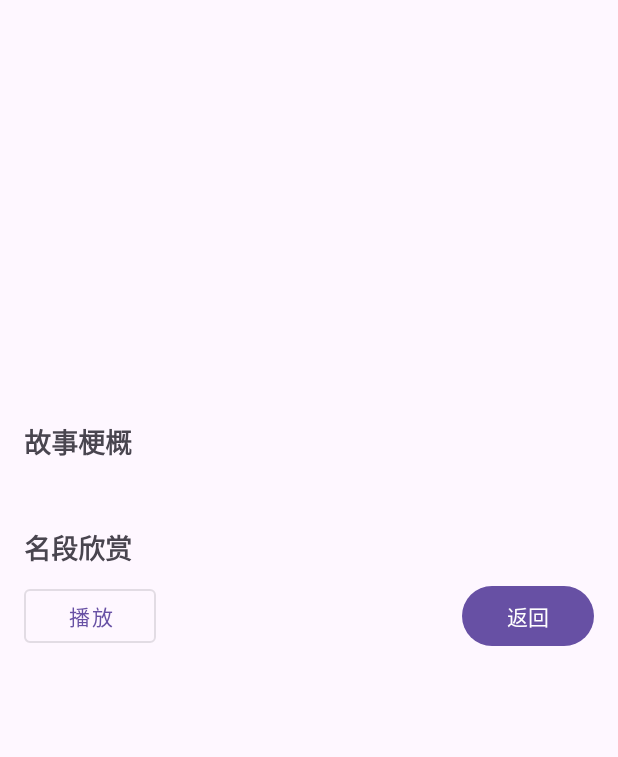
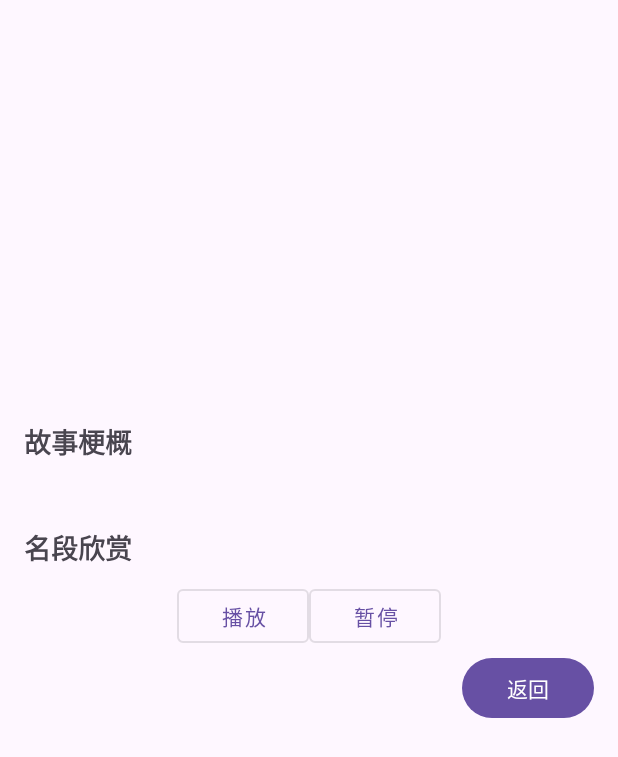
Before and after one commit to neverbiasu/ChineseStyle, an Android app: the OperaDetailActivity screen opened directly, with no data from a screen before it, after a tap on "暂停", on a phone screen of 412 x 824 dp. Shown: the top 757 px of the screen. Run offline under Robolectric (Android 15) with nearby library versions, the phone set to English and light mode, and no system bars; 2 other taps on this screen came first.

Commit message:
repair the button of OperaActivity

```diff
--- a/app/src/main/java/com/example/chinesestyle/OperaDetailActivity.java
+++ b/app/src/main/java/com/example/chinesestyle/OperaDetailActivity.java
@@ -14,7 +14,8 @@ import android.app.AlertDialog;
 public class OperaDetailActivity extends AppCompatActivity {
     private TextView textViewOperaTitle, textViewStorySummary, textViewAriaName;
     private ImageView imageViewOperaMask;
-    private Button buttonPlayPause;
+    private Button buttonPlay;
+    private Button buttonPause;
     private MediaPlayer mediaPlayer;
     private boolean isPlaying = false;
 
@@ -27,7 +28,8 @@ public class OperaDetailActivity extends AppCompatActivity {
         textViewStorySummary = this.findViewById(R.id.textViewStorySummary);
         textViewAriaName = this.findViewById(R.id.textViewAriaName);
         imageViewOperaMask = this.findViewById(R.id.imageViewOperaMask);
-        buttonPlayPause = this.findViewById(R.id.buttonPlayPause);
+        buttonPlay = this.findViewById(R.id.buttonPlay);
+        buttonPause = this.findViewById(R.id.buttonPause);
 
         mediaPlayer = new MediaPlayer();
 
@@ -37,7 +39,17 @@ public class OperaDetailActivity extends AppCompatActivity {
             setupOperaDetails(opera);
         }
 
-        buttonPlayPause.setOnClickListener(v -> togglePlayPause());
+        buttonPlay.setOnClickListener(v -> {
+            if (!mediaPlayer.isPlaying()) {
+                mediaPlayer.start();
+            }
+        });
+
+        buttonPause.setOnClickListener(v -> {
+            if (mediaPlayer.isPlaying()) {
+                mediaPlayer.pause();
+            }
+        });
 
         imageViewOperaMask.setOnClickListener(v -> showMaskDialog(opera.getMaskDescription()));
 
@@ -59,17 +71,6 @@ public class OperaDetailActivity extends AppCompatActivity {
         } catch (IOException e) {
             e.printStackTrace();
         }
-    }
-
-    private void togglePlayPause() {
-        if (isPlaying) {
-            mediaPlayer.pause();
-            buttonPlayPause.setText(R.string.play);
-        } else {
-            mediaPlayer.start();
-            buttonPlayPause.setText(R.string.pause);
-        }
-        isPlaying = !isPlaying;
     }
 
     private void showMaskDialog(String maskDescription) {
--- a/app/src/main/java/com/example/chinesestyle/OperaFragment.java
+++ b/app/src/main/java/com/example/chinesestyle/OperaFragment.java
@@ -98,7 +98,11 @@ public class OperaFragment extends Fragment {
     private List<Opera> getOperas() {
         List<Opera> operas = new ArrayList<>();
         operas.add(new Opera(1, "霸王别姬", "战败的项羽与虞姬的悲壮爱情", R.drawable.mask_bawang, R.raw.aria_bawang, "霸王之歌", "霸王脸谱以红色为主，象征勇猛、正直。","项羽与虞姬的悲壮爱情",OperaCategory.ROMANCE));
-        operas.add(new Opera(2, "负荆请罪", "蔺相如宽宏原谅廉颇负荆请罪", R.drawable.mask_lianpo, R.raw.aria_lianpo, "负荆之歌", "廉颇脸谱以白色为主，象征高洁、廉正。","蔺相如宽宏原谅廉颇负荆请罪",OperaCategory.HISTORICAL));
+        operas.add(new Opera(2, "负荆请罪", "蔺相如宽宏原谅廉颇负荆请罪", R.drawable.mask_lianpo, R.raw.aria_lianpo, "负荆之曲", "廉颇脸谱以白色为主，象征高洁、廉正。","蔺相如宽宏原谅廉颇负荆请罪",OperaCategory.HISTORICAL));
+        operas.add(new Opera(3,"三山关","土行孙受申公豹蛊惑，反投邓九公为先锋，连败周将",R.drawable.mask_sun,R.raw.aria_bawang,"土行孙之颂","土行孙脸谱以黑色为主，象征阴险、狡诈。","土行孙与姜子牙的对决",OperaCategory.LEGENDARY));
+        operas.add(new Opera(4, "甘露寺", "孙权因刘备占据荆州，屡讨不还，与周瑜设美人计", R.drawable.mask_sunquan, R.raw.aria_bawang, "孙权之音", "孙权脸谱以绿色为主，象征活泼、机智。","孙权联合刘备讨伐曹操",OperaCategory.HISTORICAL));
+        operas.add(new Opera(5, "典韦耀武", "自虎牢关战后，曹操归青州，收纳散亡，典韦挟扶帅旗昂然不动。曹操喜，封为帐前都尉。", R.drawable.mask_dianwei, R.raw.aria_bawang, "典韦之歌", "典韦脸谱以黑色为主，象征勇猛、忠诚。","曹操招募典韦至麾下",OperaCategory.HISTORICAL));
+
         // 添加更多京剧剧目
         return operas;
     }
--- a/app/src/main/res/layout/activity_opera_detail.xml
+++ b/app/src/main/res/layout/activity_opera_detail.xml
@@ -47,19 +47,32 @@
             android:textSize="18sp"
             android:textStyle="bold"
             android:layout_marginBottom="8dp"/>
+        <LinearLayout
+            android:layout_width="match_parent"
+            android:layout_height="match_parent"
+            android:orientation="horizontal"
+            android:gravity="center">
+
+            <Button
+                android:id="@+id/buttonPlay"
+                android:layout_width="wrap_content"
+                android:layout_height="wrap_content"
+                android:text="@string/play"
+                style="@style/Widget.MaterialComponents.Button.OutlinedButton"/>
+
+            <Button
+                android:id="@+id/buttonPause"
+                android:layout_width="wrap_content"
+                android:layout_height="wrap_content"
+                android:text="@string/pause"
+                style="@style/Widget.MaterialComponents.Button.OutlinedButton"/>
+        </LinearLayout>
 
         <LinearLayout
             android:layout_width="match_parent"
             android:layout_height="wrap_content"
             android:orientation="horizontal"
             android:gravity="center_vertical">
-
-            <Button
-                android:id="@+id/buttonPlayPause"
-                android:layout_width="wrap_content"
-                android:layout_height="wrap_content"
-                android:text="@string/play"
-                style="@style/Widget.MaterialComponents.Button.OutlinedButton"/>
 
             <TextView
                 android:id="@+id/textViewAriaName"
```
Also changed, not shown: app/src/main/res/drawable/mask_bawang.png, app/src/main/res/drawable/mask_dianwei.png (added), app/src/main/res/drawable/mask_lianpo.png, app/src/main/res/drawable/mask_sun.png (added), app/src/main/res/drawable/mask_sunquan.png (added).
